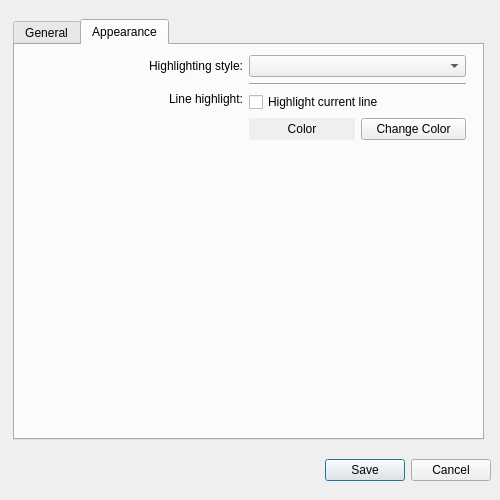
Old version of the form src/preferencesdialog.ui in the repository ali-rantakari/QarkDown.
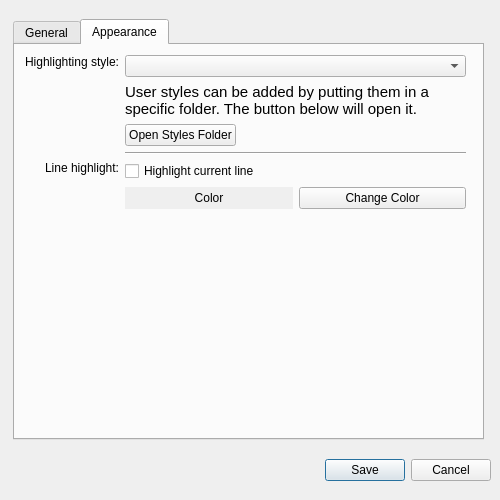
New version of the form.

Commit message: Add disabled items as "section labels" to the styles combo box. Add UI to the prefs dialog for opening the user styles folder (does not work yet).

What changed in the file:
```diff
--- a/src/preferencesdialog.ui
+++ b/src/preferencesdialog.ui
@@ -299,7 +299,7 @@
       </rect>
      </property>
      <layout class="QGridLayout" name="gridLayout_2">
-      <item row="6" column="0">
+      <item row="7" column="0">
        <spacer name="verticalSpacer_3">
         <property name="orientation">
          <enum>Qt::Vertical</enum>
@@ -312,7 +312,7 @@
         </property>
        </spacer>
       </item>
-      <item row="3" column="0">
+      <item row="4" column="0">
        <widget class="QLabel" name="label_11">
         <property name="text">
          <string>Line highlight:</string>
@@ -322,7 +322,7 @@
         </property>
        </widget>
       </item>
-      <item row="3" column="1">
+      <item row="4" column="1">
        <layout class="QVBoxLayout" name="verticalLayout_6">
         <item>
          <widget class="QCheckBox" name="highlightLineCheckBox">
@@ -357,26 +357,69 @@
         </item>
        </layout>
       </item>
-      <item row="0" column="0">
-       <widget class="QLabel" name="label_4">
-        <property name="text">
-         <string>Highlighting style:</string>
-        </property>
-        <property name="alignment">
-         <set>Qt::AlignRight|Qt::AlignTrailing|Qt::AlignVCenter</set>
-        </property>
-       </widget>
-      </item>
-      <item row="0" column="1">
-       <widget class="QComboBox" name="stylesComboBox"/>
-      </item>
-      <item row="1" column="1">
+      <item row="2" column="1">
        <widget class="Line" name="line_8">
         <property name="orientation">
          <enum>Qt::Horizontal</enum>
         </property>
        </widget>
       </item>
+      <item row="1" column="1">
+       <layout class="QVBoxLayout" name="verticalLayout_3">
+        <item>
+         <widget class="QComboBox" name="stylesComboBox"/>
+        </item>
+        <item>
+         <widget class="QLabel" name="label_7">
+          <property name="font">
+           <font>
+            <pointsize>11</pointsize>
+           </font>
+          </property>
+          <property name="text">
+           <string>User styles can be added by putting them in a specific folder. The button below will open it.</string>
+          </property>
+          <property name="wordWrap">
+           <bool>true</bool>
+          </property>
+         </widget>
+        </item>
+        <item>
+         <layout class="QHBoxLayout" name="horizontalLayout_3">
+          <item>
+           <widget class="QPushButton" name="pushButton">
+            <property name="text">
+             <string>Open Styles Folder</string>
+            </property>
+           </widget>
+          </item>
+          <item>
+           <spacer name="horizontalSpacer">
+            <property name="orientation">
+             <enum>Qt::Horizontal</enum>
+            </property>
+            <property name="sizeHint" stdset="0">
+             <size>
+              <width>40</width>
+              <height>20</height>
+             </size>
+            </property>
+           </spacer>
+          </item>
+         </layout>
+        </item>
+       </layout>
+      </item>
+      <item row="1" column="0">
+       <widget class="QLabel" name="label_4">
+        <property name="text">
+         <string>Highlighting style:</string>
+        </property>
+        <property name="alignment">
+         <set>Qt::AlignRight|Qt::AlignTop|Qt::AlignTrailing</set>
+        </property>
+       </widget>
+      </item>
      </layout>
     </widget>
    </widget>
```
The commit also changes 2 other files.
